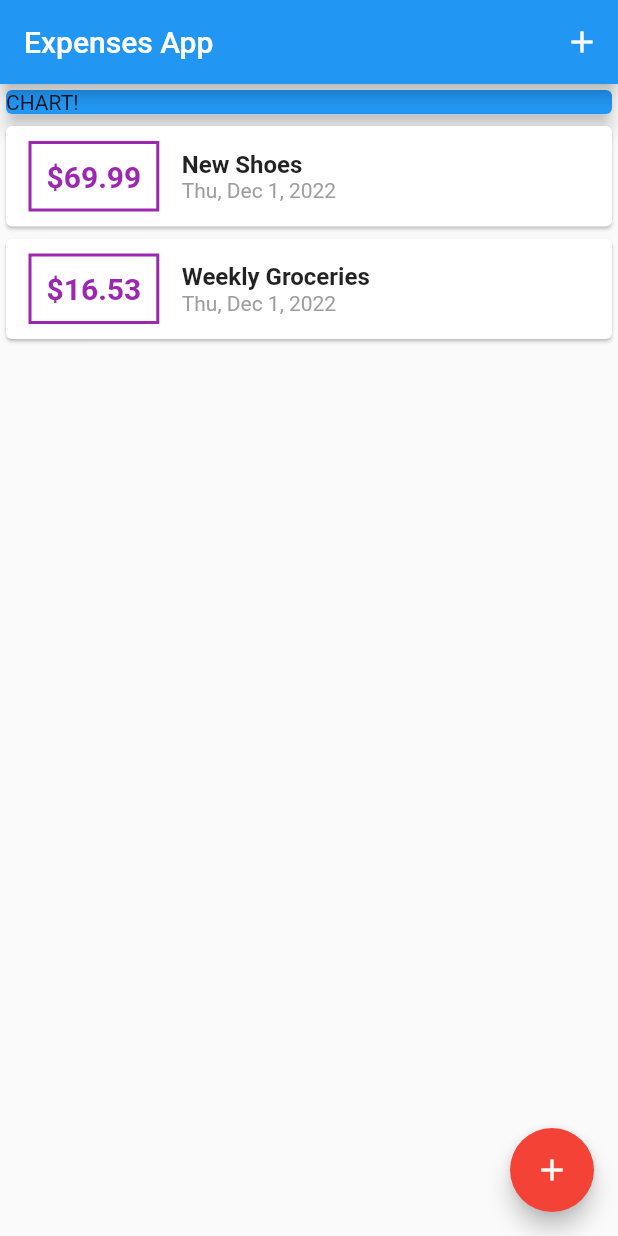
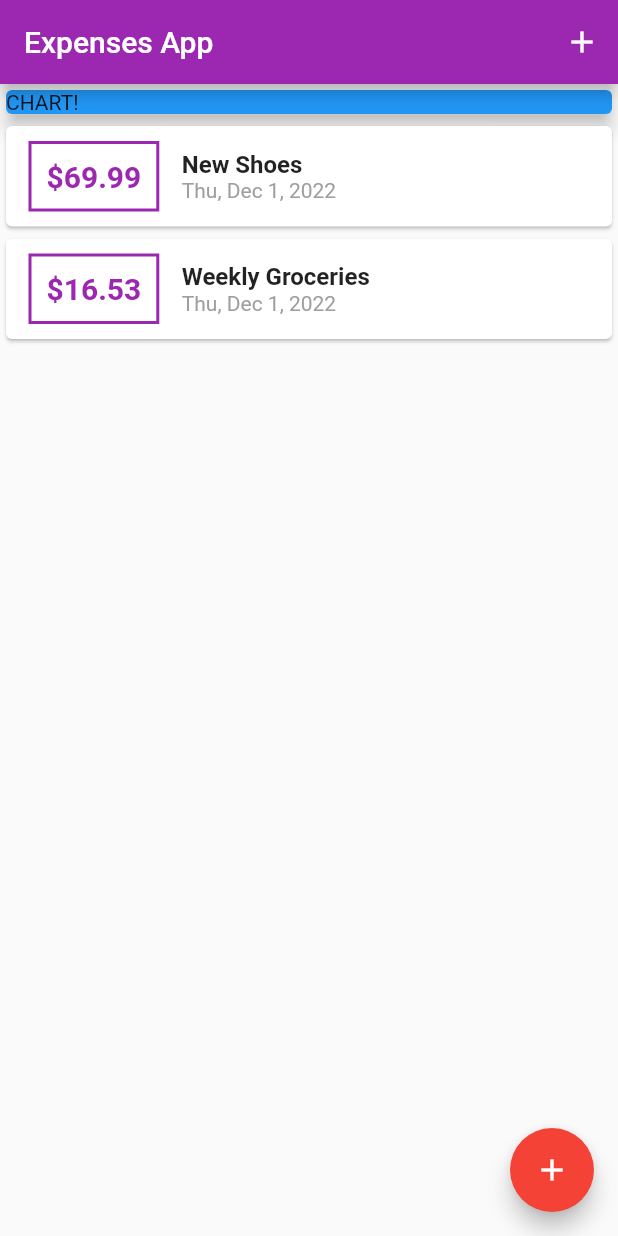
Before and after one commit to Arieh-code/expenses_projcet, a Flutter app: the screen it shows after launch, on a phone screen of 412 x 824 dp. Run offline on Flutter 3.47's test engine with Material 2 defaults, Android fonts, the light colour scheme and no system bars.

Commit message:
added theme

```diff
--- a/lib/main.dart
+++ b/lib/main.dart
@@ -10,9 +10,13 @@ class MyApp extends StatelessWidget {
 
   @override
   Widget build(BuildContext context) {
-    return const MaterialApp(
-      title: 'Expenses App',
-      home: MyHomePage(),
+    return MaterialApp(
+      title: 'Personal Expenses App',
+      theme: ThemeData(
+        colorScheme: ColorScheme.fromSwatch(primarySwatch: Colors.purple)
+            .copyWith(secondary: Colors.amber),
+      ),
+      home: const MyHomePage(),
     );
   }
 }
```
